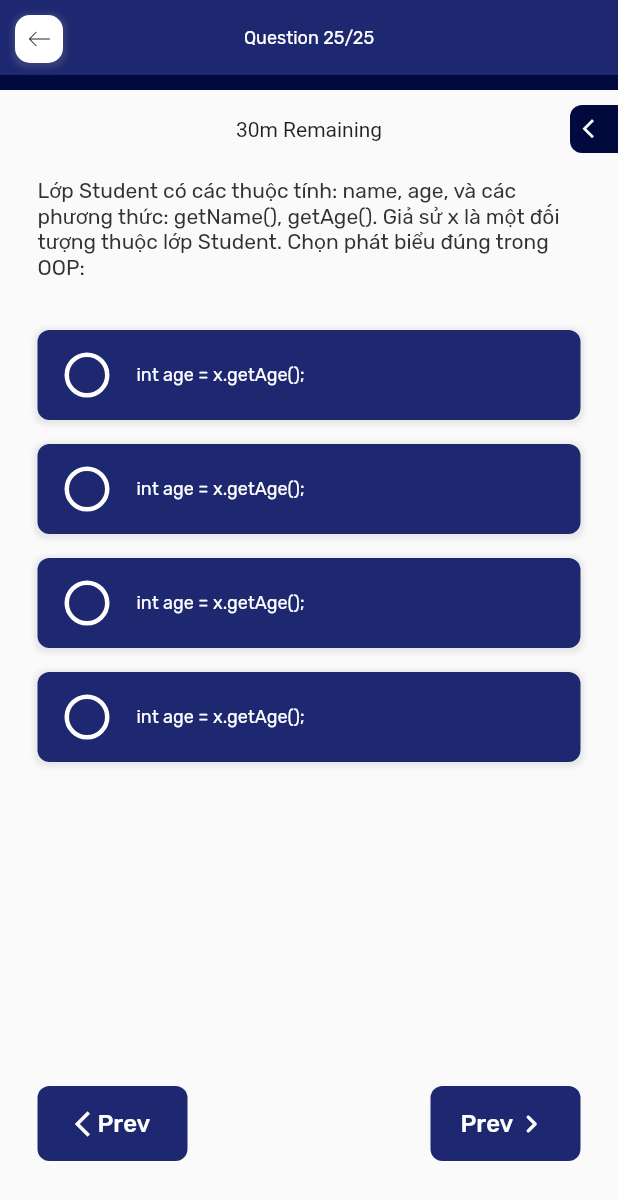
After one commit to ngodat213/e-course, a Flutter app: the QuizPlayScreen screen opened by its route, on a phone screen of 412 x 824 dp. The commit adds this screen. Shown: the top 1200 px of the screen. Run offline on Flutter 3.47's test engine with Material 2 defaults, Android fonts, the light colour scheme and no system bars; our stand-ins replace bloc, carousel_slider, cloud_firestore, dots_indicator, equatable, firebase_auth and 7 more; accounts and stored records are empty; network calls fail.

Commit message:
update quiz_playscreen

```diff
--- a/lib/manager/manager_path_routes.dart
+++ b/lib/manager/manager_path_routes.dart
@@ -4,6 +4,7 @@ import 'package:quiz_flutter/screen/favorite_screen/favorite.dart';
 import 'package:quiz_flutter/screen/forgot_password_screen/forgot_password.dart';
 import 'package:quiz_flutter/screen/home_screen/home_screen.dart';
 import 'package:quiz_flutter/screen/main_screen.dart/main_screen.dart';
+import 'package:quiz_flutter/screen/quiz_play_screen/quiz_play_screen.dart';
 import 'package:quiz_flutter/screen/quiz_screen/quiz_screen.dart';
 import 'package:quiz_flutter/screen/setting_screen/setting_screen.dart';
 import 'package:quiz_flutter/screen/sign_in_screen/sign_in.dart';
--- a/lib/manager/manager_routes.dart
+++ b/lib/manager/manager_routes.dart
@@ -14,6 +14,7 @@ class ManagerRoutes {
   static String settingScreen = '/setting_screen';
   static String courseDetailScreen = '/course_detail';
   static String quizScreen = '/detail_screen';
+  static String quizPlayScreen = '/quiz_play_screen';
 
   static Map<String, Widget Function(BuildContext context)> manager = {
     splashScreen: (context) => const SplashScreen(),
@@ -27,5 +28,6 @@ class ManagerRoutes {
     settingScreen: (context) => const SettingScreen(),
     courseDetailScreen: (context) => const CourseDetailScreen(),
     quizScreen: (context) => const QuizScreen(),
+    quizPlayScreen: (context) => const QuizPlayScreen(),
   };
 }
--- a/lib/repo/app_repository.dart/app_base.dart
+++ b/lib/repo/app_repository.dart/app_base.dart
@@ -4,5 +4,7 @@ abstract class AppBase {
   /*--------------------------------- Product --------------------------------*/
   Future<List<Quiz>> getQuizByLimit(int limit);
 
-  Future<QuizLesson> getLesson(String lessonId);
+  Future<QuizLesson> getLessonById(String lessonId);
+
+  Future<Question> getQuestionById(String questionId);
 }
--- a/lib/screen/forgot_password_screen/forgot_password.dart
+++ b/lib/screen/forgot_password_screen/forgot_password.dart
@@ -61,7 +61,7 @@ class ForgotPasswordForm extends StatelessWidget {
               ),
             ],
           ),
-          const BuildBackButton()
+          BuildBackButton()
         ]),
       ),
     );
--- /dev/null
+++ b/lib/screen/quiz_play_screen/cubit/quiz_play_state.dart
@@ -0,0 +1,34 @@
+part of 'quiz_play_cubit.dart';
+
+enum QuestionStatus { isEmpty, isLoading, isNotEmpty }
+
+class QuizPlayState extends Equatable {
+  const QuizPlayState(
+      {required this.lesson, required this.questions, required this.status});
+  final QuizLesson lesson;
+  final List<Question> questions;
+  final QuestionStatus status;
+
+  QuizPlayState copyWith({
+    QuizLesson? quiz,
+    List<Question>? questions,
+    QuestionStatus? status,
+  }) {
+    return QuizPlayState(
+      lesson: quiz ?? lesson,
+      questions: questions ?? this.questions,
+      status: status ?? this.status,
+    );
+  }
+
+  factory QuizPlayState.initial() {
+    return QuizPlayState(
+      lesson: QuizLesson.initialQuiz(),
+      questions: const [],
+      status: QuestionStatus.isLoading,
+    );
+  }
+
+  @override
+  List<Object> get props => [lesson, questions, status];
+}
--- /dev/null
+++ b/lib/screen/quiz_play_screen/quiz_play_screen.dart
@@ -0,0 +1,218 @@
+import 'package:flutter/material.dart';
+import 'package:quiz_flutter/themes/colors.dart';
+import 'package:quiz_flutter/themes/dimens.dart';
+import 'package:quiz_flutter/themes/text_styles.dart';
+import 'package:quiz_flutter/widgets/back_button.dart';
+
+class QuizPlayScreen extends StatefulWidget {
+  const QuizPlayScreen({super.key});
+
+  @override
+  State<QuizPlayScreen> createState() => _QuizPlayScreenState();
+}
+
+class _QuizPlayScreenState extends State<QuizPlayScreen> {
+  @override
+  void initState() {
+    super.initState();
+    // context.read<QuizPlayCubit>().getQuestion();
+  }
+
+  @override
+  Widget build(BuildContext context) {
+    return Scaffold(
+      body: SingleChildScrollView(
+        child: SafeArea(
+          child: Stack(
+            children: [
+              SizedBox(
+                height: MediaQuery.of(context).size.height,
+                child: Column(
+                  children: [
+                    Container(
+                      width: MediaQuery.of(context).size.width,
+                      height: 50,
+                      decoration: const BoxDecoration(color: AppColors.main),
+                      child: Center(
+                        child: Text('Question 25/25', style: TxtStyle.p),
+                      ),
+                    ),
+                    Container(
+                      width: MediaQuery.of(context).size.width,
+                      height: 10,
+                      color: const Color.fromARGB(255, 2, 9, 61),
+                    ),
+                    const SizedBox(height: 18),
+                    const Text('30m Remaining'),
+                    Container(
+                      margin: const EdgeInsets.all(25),
+                      child: Text(
+                        'Lớp Student có các thuộc tính: name, age, và các phương thức: getName(), getAge(). Giả sử x là một đối tượng thuộc lớp Student. Chọn phát biểu đúng trong OOP: ',
+                        style: TxtStyle.text,
+                      ),
+                    ),
+                    ListView.builder(
+                      physics: const NeverScrollableScrollPhysics(),
+                      shrinkWrap: true,
+                      itemCount: 4,
+                      itemBuilder: (context, index) {
+                        return BuildOptionQuiz(isSellect: true);
+                      },
+                    )
+                  ],
+                ),
+              ),
+              BuildBackButton(top: 10, left: 10),
+              Positioned(
+                right: 0,
+                top: 70,
+                child: GestureDetector(
+                  onTap: () {},
+                  child: Container(
+                    width: 32,
+                    height: 32,
+                    decoration: const BoxDecoration(
+                      color: Color.fromARGB(255, 2, 9, 61),
+                      borderRadius: BorderRadius.only(
+                        topLeft: Radius.circular(Dimens.RADIUS_8),
+                        bottomLeft: Radius.circular(Dimens.RADIUS_8),
+                      ),
+                    ),
+                    child: const Icon(
+                      Icons.arrow_back_ios,
+                      color: AppColors.white,
+                      size: 15,
+                    ),
+                  ),
+                ),
+              ),
+              Positioned(
+                bottom: 50,
+                child: Container(
+                  margin: const EdgeInsets.symmetric(horizontal: 25),
+                  width: MediaQuery.of(context).size.width - 50,
+                  child: const Row(
+                    mainAxisAlignment: MainAxisAlignment.spaceBetween,
+                    children: [
+                      _btnPrevQuestion(),
+                      _btnNextQuestion(),
+                    ],
+                  ),
+                ),
+              )
+            ],
+          ),
+        ),
+      ),
+    );
+  }
+}
+
+class _btnNextQuestion extends StatelessWidget {
+  const _btnNextQuestion();
+
+  @override
+  Widget build(BuildContext context) {
+    return Container(
+      padding: const EdgeInsets.symmetric(horizontal: 20),
+      decoration: BoxDecoration(
+        color: AppColors.main,
+        borderRadius: BorderRadius.circular(Dimens.RADIUS_8),
+      ),
+      height: 50,
+      width: 100,
+      child: Row(
+        children: [
+          Text(
+            'Prev',
+            style: TxtStyle.buttonWhite,
+          ),
+          const Icon(
+            Icons.keyboard_arrow_right_rounded,
+            color: AppColors.white,
+          ),
+        ],
+      ),
+    );
+  }
+}
+
+class _btnPrevQuestion extends StatelessWidget {
+  const _btnPrevQuestion();
+
+  @override
+  Widget build(BuildContext context) {
+    return Container(
+      padding: const EdgeInsets.symmetric(horizontal: 20),
+      decoration: BoxDecoration(
+        color: AppColors.main,
+        borderRadius: BorderRadius.circular(Dimens.RADIUS_8),
+      ),
+      height: 50,
+      width: 100,
+      child: Row(
+        children: [
+          const Icon(
+            Icons.arrow_back_ios_new_outlined,
+            size: 20,
+            color: AppColors.white,
+          ),
+          Text(
+            'Prev',
+            style: TxtStyle.buttonWhite,
+          ),
+        ],
+      ),
+    );
+  }
+}
+
+class BuildOptionQuiz extends StatelessWidget {
+  BuildOptionQuiz({
+    this.isSellect,
+    super.key,
+  });
+  bool? isSellect = false;
+
+  @override
+  Widget build(BuildContext context) {
+    return Container(
+      margin: const EdgeInsets.symmetric(horizontal: 25, vertical: 8),
+      height: 60,
+      width: MediaQuery.of(context).size.width,
+      decoration: BoxDecoration(
+        boxShadow: AppColors.shadow,
+        borderRadius: BorderRadius.circular(Dimens.RADIUS_8),
+        color: isSellect == true ? AppColors.main : AppColors.white,
+      ),
+      child: Row(
+        children: [
+          isSellect == true
+              ? Container(
+                  margin: const EdgeInsets.symmetric(horizontal: 18),
+                  width: 30,
+                  height: 30,
+                  decoration: BoxDecoration(
+                    border: Border.all(width: 3, color: AppColors.white),
+                    color: AppColors.main,
+                    borderRadius: BorderRadius.circular(Dimens.RADIUS_CIRCLE),
+                  ),
+                )
+              : Container(
+                  margin: const EdgeInsets.symmetric(horizontal: 18),
+                  width: 30,
+                  height: 30,
+                  decoration: BoxDecoration(
+                    color: AppColors.colorBlue,
+                    borderRadius: BorderRadius.circular(Dimens.RADIUS_CIRCLE),
+                  ),
+                ),
+          Text(
+            'int age = x.getAge();',
+            style: isSellect == true ? TxtStyle.p : TxtStyle.text,
+          )
+        ],
+      ),
+    );
+  }
+}
--- a/lib/screen/quiz_screen/cubit/quiz_cubit.dart
+++ b/lib/screen/quiz_screen/cubit/quiz_cubit.dart
@@ -24,7 +24,7 @@ class QuizCubit extends Cubit<QuizState> {
     try {
       List<QuizLesson> lessons = [];
       for (var element in state.quiz.lessons) {
-        lessons.add(await appRepository.getLesson(element));
+        lessons.add(await appRepository.getLessonById(element));
       }
       if (lessons.isNotEmpty) {
         lesson = lessons;
--- a/lib/screen/sign_up_screen/sign_up.dart
+++ b/lib/screen/sign_up_screen/sign_up.dart
@@ -71,7 +71,7 @@ class SignUpForm extends StatelessWidget {
                   )
                 ],
               ),
-              const BuildBackButton()
+              BuildBackButton()
             ],
           ),
         ),
--- a/lib/themes/colors.dart
+++ b/lib/themes/colors.dart
@@ -7,7 +7,7 @@ class AppColors {
   static const Color colorGpt = Color(0xff78AD9F);
   static const Color white = Colors.white;
   static const Color orage = Color(0xffFE9C5E);
-  static const Color red = Color(0xFFF77777);
+  static const Color colorBlue = Color(0xffD1D1E9);
   static const Color emerald = Color(0xFF3EC8BC);
   static const Color grey = Color(0xffD8D8D8);
   static const Color main = Color(0xff1E2870);
--- a/lib/widgets/back_button.dart
+++ b/lib/widgets/back_button.dart
@@ -5,15 +5,19 @@ import 'package:quiz_flutter/themes/images.dart';
 import 'package:quiz_flutter/utils/base_navigation.dart';
 
 class BuildBackButton extends StatelessWidget {
-  const BuildBackButton({
+  BuildBackButton({
+    this.left,
+    this.top,
     super.key,
   });
+  double? top;
+  double? left;
 
   @override
   Widget build(BuildContext context) {
     return Positioned(
-      top: 60,
-      left: 25,
+      top: top ?? 60,
+      left: left ?? 25,
       child: GestureDetector(
         onTap: () {
           BaseNavigation.pop(context);
```
Also changed, not shown: lib/models/quiz_lesson.dart (+11 -0 lines), lib/repo/app_repository.dart/app_repository.dart (+23 -1 lines), lib/screen/quiz_play_screen/cubit/quiz_play_cubit.dart (added, +35 -0 lines), lib/screen/quiz_screen/quiz_screen.dart (+32 -17 lines).
